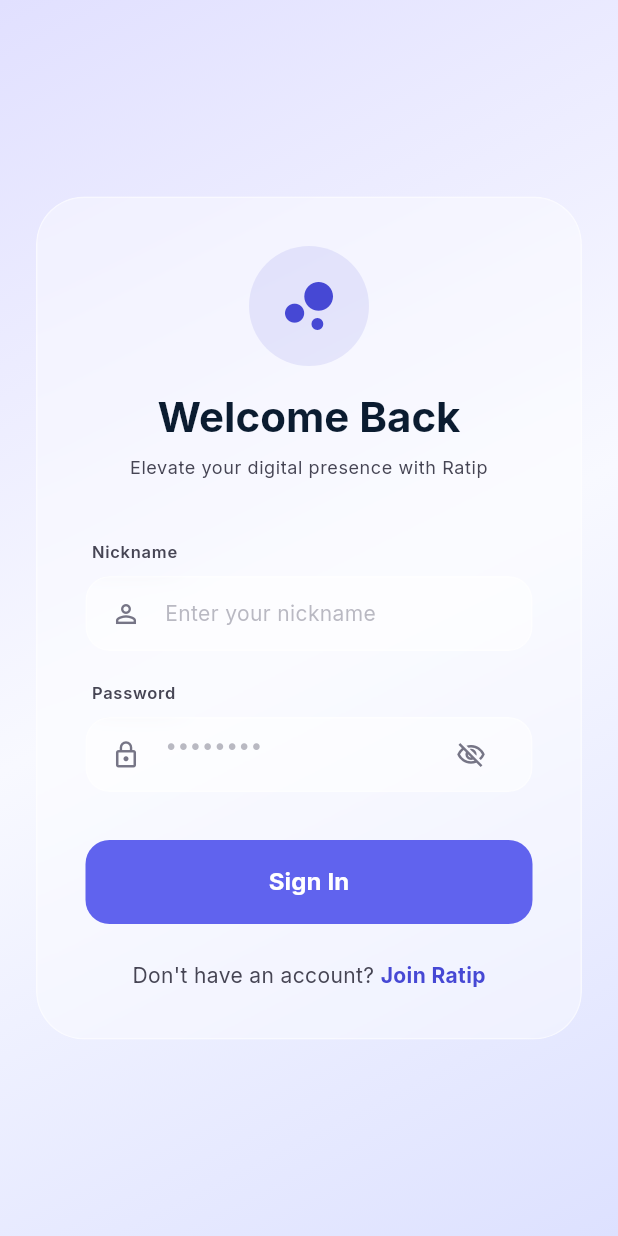
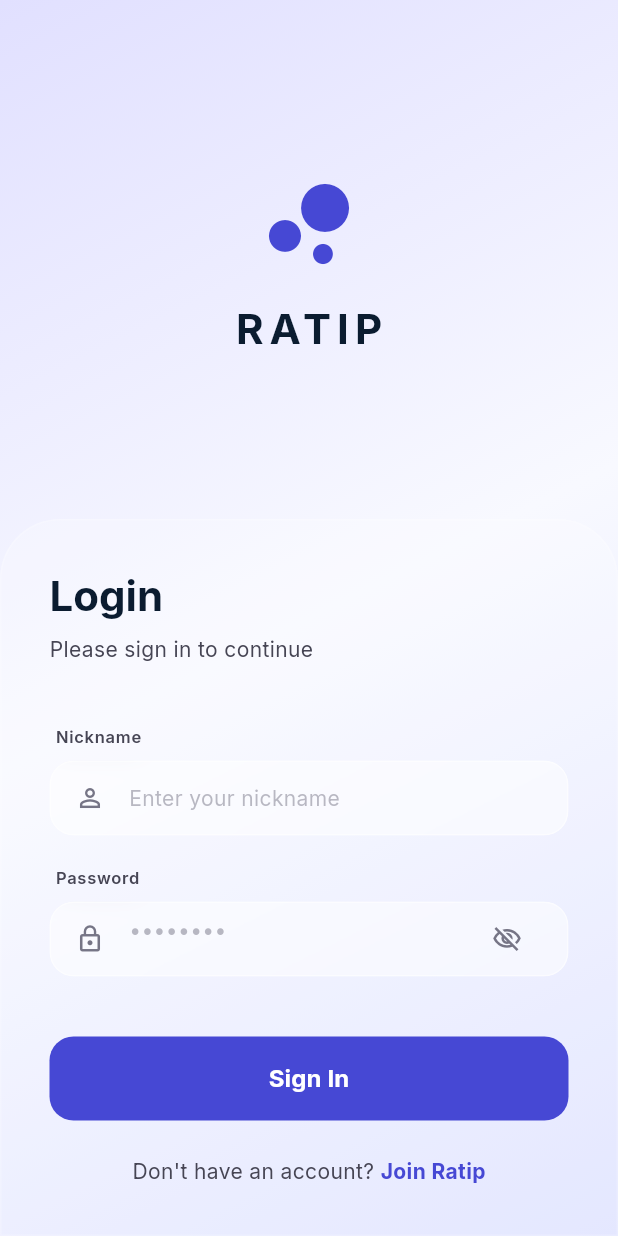
Before and after one commit to nik-mason/RATIP, a Flutter app: the LoginScreen screen opened directly, on a phone screen of 412 x 824 dp. Run offline on Flutter 3.47's test engine with Material 3 defaults, Android fonts, the light colour scheme and no system bars; our stand-ins replace animate_do, flutter_dotenv, flutter_riverpod, geolocator, google_fonts, local_auth and 1 more; missing offline and left inert: dart:html, dart:js, dart:ui_web; accounts and stored records are empty; network calls fail.

Commit message:
feat: redesign login screen for desktop side-panel and mobile bottom-sheet layouts

```diff
--- a/frontend/lib/screens/login_screen.dart
+++ b/frontend/lib/screens/login_screen.dart
@@ -54,7 +54,11 @@ class _LoginScreenState extends State<LoginScreen> {
   @override
   Widget build(BuildContext context) {
     return Scaffold(
-      body: Stack(
+      body: LayoutBuilder(
+        builder: (context, constraints) {
+          final isDesktop = constraints.maxWidth > 900;
+
+          return Stack(
             children: [
               // Background Gradient
               Container(
@@ -63,38 +67,138 @@ class _LoginScreenState extends State<LoginScreen> {
                 ),
               ),
 
-          // Content
-          SafeArea(
+              if (isDesktop)
+                // Desktop Layout
+                Row(
+                  children: [
+                    // Left Side: Branding
+                    Expanded(
+                      flex: 6,
+                      child: FadeInLeft(
+                        duration: const Duration(milliseconds: 1000),
                         child: Center(
-              child: SingleChildScrollView(
-                padding: const EdgeInsets.all(24.0),
-                child: FadeInUp(
-                  duration: const Duration(milliseconds: 800),
-                  child: GlassContainer(
-                    padding: const EdgeInsets.all(32.0),
                           child: Column(
-                      mainAxisSize: MainAxisSize.min,
-                      children: [
-                        // Logo/Title
-                        FadeInDown(
-                          delay: const Duration(milliseconds: 200),
-                          child: Column(
+                            mainAxisAlignment: MainAxisAlignment.center,
                             children: [
                               Container(
-                                padding: const EdgeInsets.all(16),
+                                padding: const EdgeInsets.all(24),
                                 decoration: BoxDecoration(
-                                  color: AppTheme.primaryColor.withOpacity(0.1),
+                                  color: Colors.white.withOpacity(0.1),
                                   shape: BoxShape.circle,
                                 ),
-                                child: const Icon(
+                                child: Hero(
+                                  tag: 'logo',
+                                  child: Icon(
                                     Icons.bubble_chart,
-                                  size: 48,
+                                    size: 120,
                                     color: AppTheme.primaryColor,
+                                  ),
+                                ),
+                              ),
+                              const SizedBox(height: 32),
+                              Text(
+                                'RATIP',
+                                style: Theme.of(context).textTheme.displayLarge?.copyWith(
+                                      fontWeight: FontWeight.w900,
+                                      color: AppTheme.onSurface,
+                                      letterSpacing: 8,
                                     ),
                               ),
                               const SizedBox(height: 16),
                               Text(
-                                'Welcome Back',
+                                'Precision Journey\nElevate your digital presence',
+                                textAlign: TextAlign.center,
+                                style: Theme.of(context).textTheme.headlineSmall?.copyWith(
+                                      color: AppTheme.onSurfaceVariant,
+                                      fontWeight: FontWeight.w300,
+                                    ),
+                              ),
+                            ],
+                          ),
+                        ),
+                      ),
+                    ),
+
+                    // Right Side: Login Panel
+                    Expanded(
+                      flex: 4,
+                      child: Container(
+                        height: double.infinity,
+                        padding: const EdgeInsets.symmetric(horizontal: 60),
+                        decoration: BoxDecoration(
+                          color: Colors.white.withOpacity(0.1),
+                          border: Border(left: BorderSide(color: Colors.white.withOpacity(0.1))),
+                        ),
+                        child: Center(
+                          child: ConstrainedBox(
+                            constraints: const BoxConstraints(maxWidth: 400),
+                            child: _buildLoginForm(isDesktop),
+                          ),
+                        ),
+                      ),
+                    ),
+                  ],
+                )
+              else
+                // Mobile Layout
+                Column(
+                  children: [
+                    // Top Area: Small Branding
+                    Expanded(
+                      flex: 4,
+                      child: FadeInDown(
+                        child: Center(
+                          child: Column(
+                            mainAxisAlignment: MainAxisAlignment.center,
+                            children: [
+                              Icon(
+                                Icons.bubble_chart,
+                                size: 80,
+                                color: AppTheme.primaryColor,
+                              ),
+                              const SizedBox(height: 12),
+                              Text(
+                                'RATIP',
+                                style: Theme.of(context).textTheme.headlineMedium?.copyWith(
+                                      fontWeight: FontWeight.bold,
+                                      color: AppTheme.onSurface,
+                                      letterSpacing: 4,
+                                    ),
+                              ),
+                            ],
+                          ),
+                        ),
+                      ),
+                    ),
+                    // Bottom Area: Login Form (Rising Up)
+                    FadeInUp(
+                      duration: const Duration(milliseconds: 800),
+                      child: Container(
+                        padding: const EdgeInsets.all(32),
+                        decoration: BoxDecoration(
+                          color: Colors.white.withOpacity(0.2),
+                          borderRadius: const BorderRadius.vertical(top: Radius.circular(40)),
+                          border: Border.all(color: Colors.white.withOpacity(0.2)),
+                        ),
+                        child: _buildLoginForm(isDesktop),
+                      ),
+                    ),
+                  ],
+                ),
+            ],
+          );
+        },
+      ),
+    );
+  }
+
+  Widget _buildLoginForm(bool isDesktop) {
+    return Column(
+      mainAxisSize: MainAxisSize.min,
+      crossAxisAlignment: CrossAxisAlignment.start,
+      children: [
+        Text(
+          'Login',
           style: Theme.of(context).textTheme.headlineMedium?.copyWith(
                 fontWeight: FontWeight.bold,
                 color: AppTheme.onSurface,
@@ -102,23 +206,17 @@ class _LoginScreenState extends State<LoginScreen> {
         ),
         const SizedBox(height: 8),
         Text(
-                                'Elevate your digital presence with Ratip',
-                                textAlign: TextAlign.center,
-                                style: Theme.of(context).textTheme.bodySmall?.copyWith(
-                                      color: AppTheme.onSurfaceVariant,
-                                    ),
-                              ),
-                            ],
-                          ),
+          'Please sign in to continue',
+          style: TextStyle(color: AppTheme.onSurfaceVariant),
         ),
         const SizedBox(height: 40),
 
-                        // Form
         GlassTextField(
           controller: _nicknameController,
           label: 'Nickname',
           hintText: 'Enter your nickname',
           icon: Icons.person_outline,
+          onSubmitted: (_) => _signIn(),
         ),
         const SizedBox(height: 20),
         GlassTextField(
@@ -127,6 +225,7 @@ class _LoginScreenState extends State<LoginScreen> {
           hintText: '••••••••',
           icon: Icons.lock_outline,
           isPassword: _obscurePassword,
+          onSubmitted: (_) => _signIn(),
           suffixIcon: IconButton(
             icon: Icon(
               _obscurePassword ? Icons.visibility_off_outlined : Icons.visibility_outlined,
@@ -136,7 +235,7 @@ class _LoginScreenState extends State<LoginScreen> {
             onPressed: () => setState(() => _obscurePassword = !_obscurePassword),
           ),
         ),
-                        const SizedBox(height: 32),
+        const SizedBox(height: 40),
 
         // Sign In Button
         SizedBox(
@@ -145,14 +244,12 @@ class _LoginScreenState extends State<LoginScreen> {
           child: ElevatedButton(
             onPressed: _isLoading ? null : _signIn,
             style: ElevatedButton.styleFrom(
-                              backgroundColor: AppTheme.primaryContainer,
-                              foregroundColor: AppTheme.onPrimaryContainer,
+              backgroundColor: AppTheme.primaryColor,
+              foregroundColor: Colors.white,
               shape: RoundedRectangleBorder(
                 borderRadius: BorderRadius.circular(16),
               ),
               elevation: 0,
-                            ).copyWith(
-                              elevation: ButtonStyleButton.allOrNull(0),
             ),
             child: _isLoading
                 ? const SizedBox(
@@ -172,10 +269,7 @@ class _LoginScreenState extends State<LoginScreen> {
                   ),
           ),
         ),
-                        const SizedBox(height: 12),
-
-                        const SizedBox(height: 12),
-
+        const SizedBox(height: 24),
 
         // Sign Up Link
         Row(
@@ -203,14 +297,6 @@ class _LoginScreenState extends State<LoginScreen> {
           ],
         ),
       ],
-                    ),
-                  ),
-                ),
-              ),
-            ),
-          ),
-        ],
-      ),
     );
   }
 }
--- a/frontend/lib/widgets/glass_text_field.dart
+++ b/frontend/lib/widgets/glass_text_field.dart
@@ -8,6 +8,7 @@ class GlassTextField extends StatelessWidget {
   final bool isPassword;
   final TextEditingController? controller;
   final Widget? suffixIcon;
+  final Function(String)? onSubmitted;
 
   const GlassTextField({
     super.key,
@@ -17,6 +18,7 @@ class GlassTextField extends StatelessWidget {
     this.isPassword = false,
     this.controller,
     this.suffixIcon,
+    this.onSubmitted,
   });
 
   @override
@@ -42,6 +44,7 @@ class GlassTextField extends StatelessWidget {
           child: TextField(
             controller: controller,
             obscureText: isPassword,
+            onSubmitted: onSubmitted,
             decoration: InputDecoration(
               icon: Icon(icon, color: Theme.of(context).colorScheme.outline, size: 20),
               hintText: hintText,
```
Lines whose indentation alone changed are shown as unchanged.
